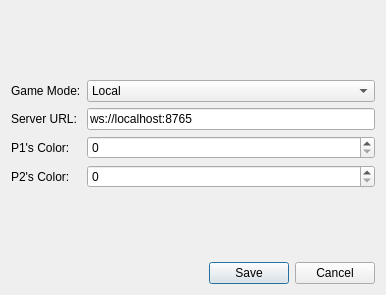
Above: src/gui/settingswindow.ui from SuheybAden/Shax-Desktop-Client before the change. Below: the same form after it.
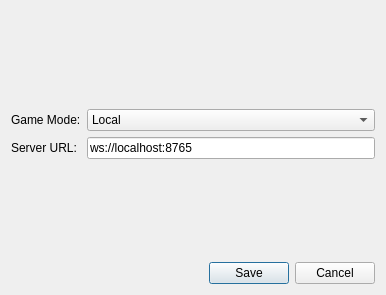
That is the form after the change.

Patch:
```diff
--- a/src/gui/settingswindow.ui
+++ b/src/gui/settingswindow.ui
@@ -44,28 +44,13 @@
          <string>Online</string>
         </property>
        </item>
-      </widget>
-     </item>
-     <item row="2" column="0">
-      <widget class="QLabel" name="label_2">
+       <item>
        <property name="text">
-        <string>P1's Color:</string>
-       </property>
-      </widget>
-     </item>
-     <item row="2" column="1">
-      <widget class="QSpinBox" name="maxPiecesSpinBox"/>
-     </item>
-     <item row="3" column="0">
-      <widget class="QLabel" name="label_3">
-       <property name="text">
-        <string>P2's Color:</string>
-       </property>
+         <string>CPU</string>
+        </property>
+       </item>
       </widget>
      </item>
-     <item row="3" column="1">
-      <widget class="QSpinBox" name="minPiecesSpinBox"/>
-     </item>
      <item row="1" column="0">
       <widget class="QLabel" name="label">
        <property name="text">
```
Lines whose indentation alone changed are shown as unchanged.
